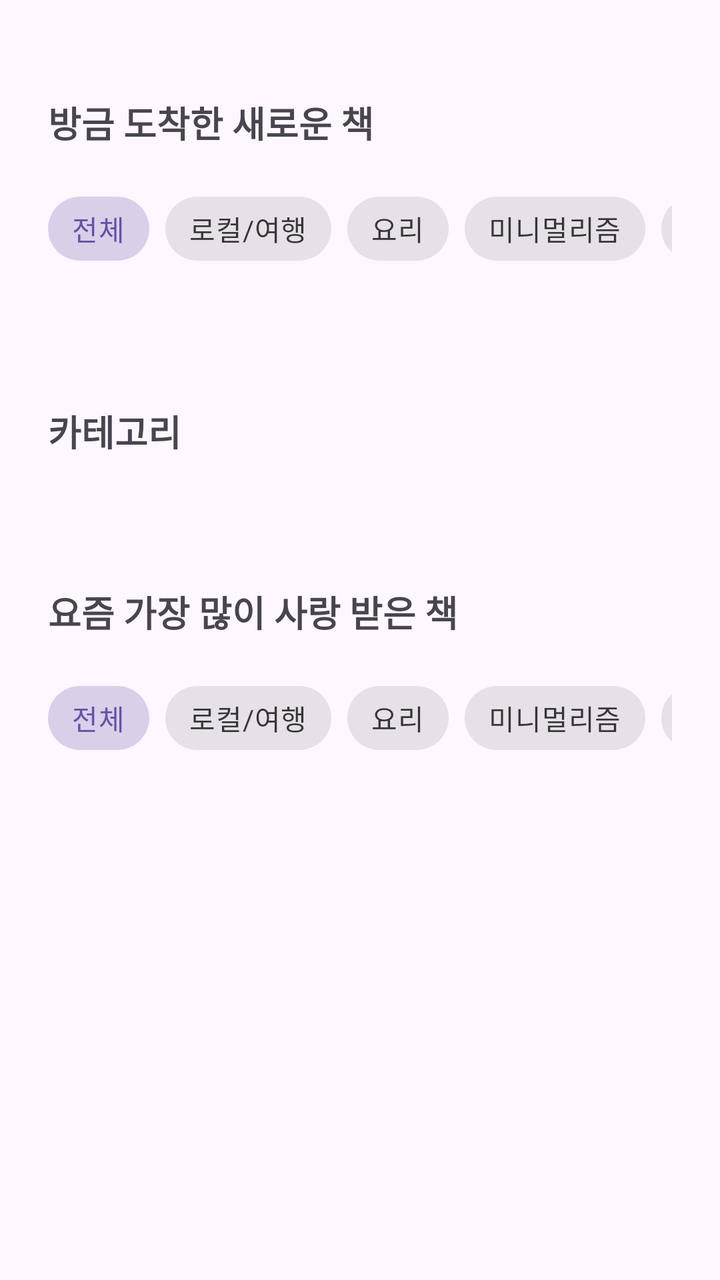
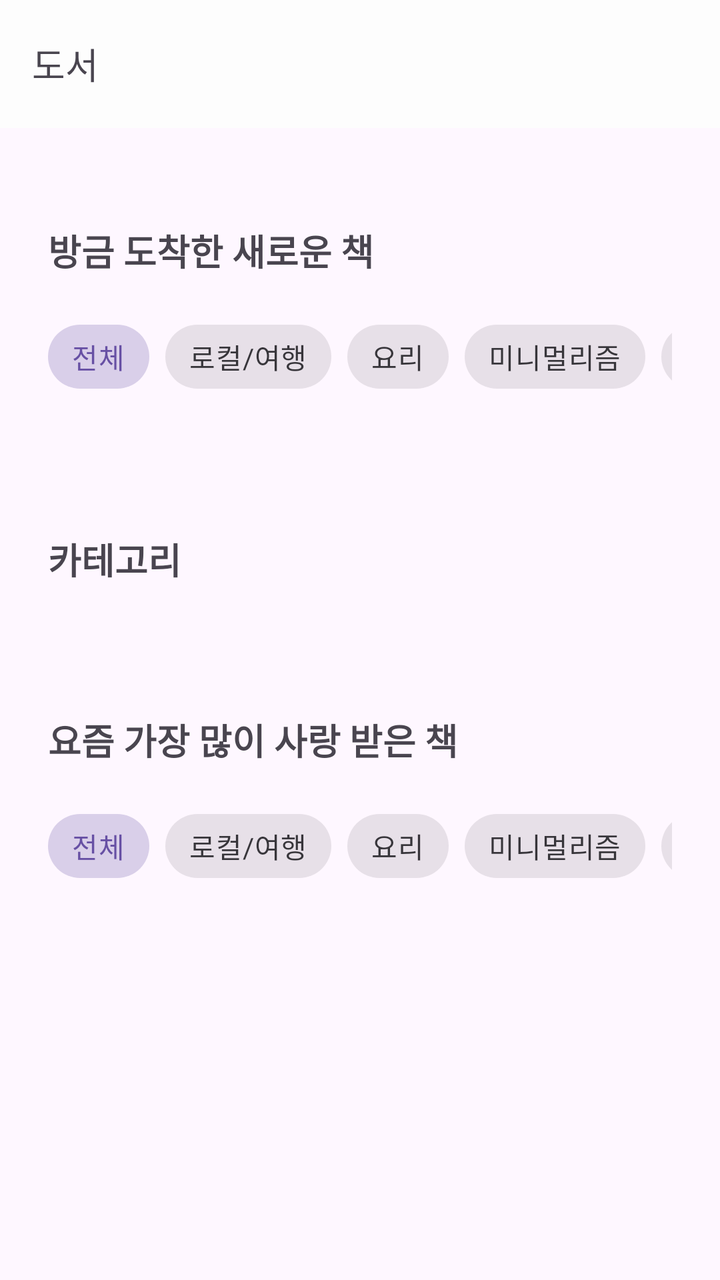

The first picture is an Android layout as it rendered before a commit; the second is the same layout after the commit. The layout source and the unified diff follow.
<!-- AndroidManifest.xml: application theme Theme.Bonda -->
<!-- res/layout/fragment_home_books.xml -->
<?xml version="1.0" encoding="utf-8"?>
<androidx.coordinatorlayout.widget.CoordinatorLayout xmlns:android="http://schemas.android.com/apk/res/android"
    xmlns:app="http://schemas.android.com/apk/res-auto"
    android:layout_width="match_parent"
    android:layout_height="match_parent">

    <androidx.core.widget.NestedScrollView
        android:layout_width="match_parent"
        android:layout_height="match_parent">

        <androidx.constraintlayout.widget.ConstraintLayout
            android:layout_width="match_parent"
            android:layout_height="match_parent"
            android:paddingHorizontal="24dp"
            android:paddingVertical="48dp">

            <TextView
                android:id="@+id/books_header"
                android:layout_width="0dp"
                android:layout_height="wrap_content"
                android:text="방금 도착한 새로운 책"
                android:textSize="18sp"
                android:textStyle="bold"
                app:layout_constraintEnd_toEndOf="parent"
                app:layout_constraintStart_toStartOf="parent"
                app:layout_constraintTop_toTopOf="parent" />

            <HorizontalScrollView
                android:id="@+id/book_category_chip_scroller"
                android:layout_width="0dp"
                android:layout_height="wrap_content"
                android:layout_marginTop="16dp"
                android:scrollbars="none"
                app:layout_constraintEnd_toEndOf="parent"
                app:layout_constraintStart_toStartOf="parent"
                app:layout_constraintTop_toBottomOf="@id/books_header">


                <com.google.android.material.chip.ChipGroup
                    android:id="@+id/book_category_chip_group"
                    android:layout_width="wrap_content"
                    android:layout_height="wrap_content"
                    app:singleSelection="true">

                    <com.google.android.material.chip.Chip
                        style="@style/Widget.MaterialComponents.Chip.Choice"
                        android:layout_width="wrap_content"
                        android:layout_height="wrap_content"
                        android:checked="true"
                        android:text="전체" />

                    <com.google.android.material.chip.Chip
                        style="@style/Widget.MaterialComponents.Chip.Choice"
                        android:layout_width="wrap_content"
                        android:layout_height="wrap_content"
                        android:text="로컬/여행" />

                    <com.google.android.material.chip.Chip
                        style="@style/Widget.MaterialComponents.Chip.Choice"
                        android:layout_width="wrap_content"
                        android:layout_height="wrap_content"
                        android:text="요리" />

                    <com.google.android.material.chip.Chip
                        style="@style/Widget.MaterialComponents.Chip.Choice"
                        android:layout_width="wrap_content"
                        android:layout_height="wrap_content"
                        android:text="미니멀리즘" />

                    <com.google.android.material.chip.Chip
                        style="@style/Widget.MaterialComponents.Chip.Choice"
                        android:layout_width="wrap_content"
                        android:layout_height="wrap_content"
                        android:text="반려동물" />

                </com.google.android.material.chip.ChipGroup>
            </HorizontalScrollView>

            <GridLayout
                android:id="@+id/recent_arrival_books_container"
                android:layout_width="0dp"
                android:layout_height="wrap_content"
                android:layout_marginTop="16dp"
                android:orientation="horizontal"
                app:layout_constraintEnd_toEndOf="parent"
                app:layout_constraintStart_toStartOf="parent"
                app:layout_constraintTop_toBottomOf="@id/book_category_chip_scroller" />

            <TextView
                android:id="@+id/books_category_header"
                android:layout_width="0dp"
                android:layout_height="wrap_content"
                android:layout_marginTop="48dp"
                android:text="카테고리"
                android:textSize="18sp"
                android:textStyle="bold"
                app:layout_constraintEnd_toEndOf="parent"
                app:layout_constraintStart_toStartOf="parent"
                app:layout_constraintTop_toBottomOf="@id/recent_arrival_books_container" />

            <GridLayout
                android:id="@+id/categories_grid_container"
                android:layout_width="match_parent"
                android:layout_height="wrap_content"
                android:layout_marginTop="16dp"
                android:alignmentMode="alignMargins"
                android:columnCount="5"
                android:useDefaultMargins="true"
                app:layout_constraintEnd_toEndOf="parent"
                app:layout_constraintStart_toStartOf="parent"
                app:layout_constraintTop_toBottomOf="@id/books_category_header" />

            <TextView
                android:id="@+id/popular_header"
                android:layout_width="0dp"
                android:layout_height="wrap_content"
                android:layout_marginTop="48dp"
                android:text="요즘 가장 많이 사랑 받은 책"
                android:textSize="18sp"
                android:textStyle="bold"
                app:layout_constraintEnd_toEndOf="parent"
                app:layout_constraintStart_toStartOf="parent"
                app:layout_constraintTop_toBottomOf="@id/categories_grid_container" />

            <HorizontalScrollView
                android:id="@+id/popular_chip_scroller"
                android:layout_width="0dp"
                android:layout_height="wrap_content"
                android:layout_marginTop="16dp"
                android:scrollbars="none"
                app:layout_constraintEnd_toEndOf="parent"
                app:layout_constraintStart_toStartOf="parent"
                app:layout_constraintTop_toBottomOf="@id/popular_header">

                <com.google.android.material.chip.ChipGroup
                    android:id="@+id/popular_chip_group"
                    android:layout_width="wrap_content"
                    android:layout_height="wrap_content"
                    app:singleSelection="true">

                    <com.google.android.material.chip.Chip
                        android:id="@+id/chipCategoryA"
                        style="@style/Widget.MaterialComponents.Chip.Choice"
                        android:layout_width="wrap_content"
                        android:layout_height="wrap_content"
                        android:checked="true"
                        android:text="전체" />

                    <com.google.android.material.chip.Chip
                        android:id="@+id/chipCategoryB"
                        style="@style/Widget.MaterialComponents.Chip.Choice"
                        android:layout_width="wrap_content"
                        android:layout_height="wrap_content"
                        android:text="로컬/여행" />

                    <com.google.android.material.chip.Chip
                        android:id="@+id/chipCategoryC"
                        style="@style/Widget.MaterialComponents.Chip.Choice"
                        android:layout_width="wrap_content"
                        android:layout_height="wrap_content"
                        android:text="요리" />

                    <com.google.android.material.chip.Chip
                        android:id="@+id/chipCategoryD"
                        style="@style/Widget.MaterialComponents.Chip.Choice"
                        android:layout_width="wrap_content"
                        android:layout_height="wrap_content"
                        android:text="미니멀리즘" />

                    <com.google.android.material.chip.Chip
                        android:id="@+id/chipCategoryE"
                        style="@style/Widget.MaterialComponents.Chip.Choice"
                        android:layout_width="wrap_content"
                        android:layout_height="wrap_content"
                        android:text="반려동물" />

                </com.google.android.material.chip.ChipGroup>
            </HorizontalScrollView>

            <GridLayout
                android:id="@+id/most_loved_books_container"
                android:layout_width="0dp"
                android:layout_height="wrap_content"
                android:layout_marginTop="16dp"
                android:orientation="vertical"
                android:useDefaultMargins="true"

                app:layout_constraintEnd_toEndOf="parent"
                app:layout_constraintStart_toStartOf="parent"
                app:layout_constraintTop_toBottomOf="@id/popular_chip_scroller" />

        </androidx.constraintlayout.widget.ConstraintLayout>
    </androidx.core.widget.NestedScrollView>
</androidx.coordinatorlayout.widget.CoordinatorLayout>
<!-- resources referenced by this layout -->
<resources>
  <style name="Theme.Bonda" parent="Theme.Material3.Light.NoActionBar" />
</resources>

<!-- the commit's change to res/layout/fragment_home_books.xml (unified diff, before → after) -->
@@ -4,9 +4,24 @@
     android:layout_width="match_parent"
     android:layout_height="match_parent">
 
+    <com.google.android.material.appbar.AppBarLayout
+        android:layout_width="match_parent"
+        android:layout_height="wrap_content">
+
+        <com.google.android.material.appbar.MaterialToolbar
+            android:layout_width="match_parent"
+            android:layout_height="wrap_content"
+            android:background="@color/surface_default_tertiary"
+            app:layout_scrollFlags="scroll|enterAlways"
+            app:title="도서"
+            app:titleTextAppearance="@style/Title2" />
+
+    </com.google.android.material.appbar.AppBarLayout>
+
     <androidx.core.widget.NestedScrollView
         android:layout_width="match_parent"
-        android:layout_height="match_parent">
+        android:layout_height="match_parent"
+        app:layout_behavior="@string/appbar_scrolling_view_behavior">
 
         <androidx.constraintlayout.widget.ConstraintLayout
             android:layout_width="match_parent"
<!-- resource entries referenced after the edit -->
@@ -1,5 +1,12 @@
 <!-- resources referenced by this layout -->
 <resources>
+  <color name="surface_default_tertiary">#fdfdfd</color>
+  <style name="Title2">
+          <item name="fontFamily">@font/pretendard_semibold</item>
+          <item name="android:textSize">18sp</item>
+          <item name="android:letterSpacing">0</item>
+          <item name="android:lineHeight">21.6sp</item>
+      </style>
   <style name="Theme.Bonda" parent="Theme.Material3.Light.NoActionBar" />
 </resources>
 
